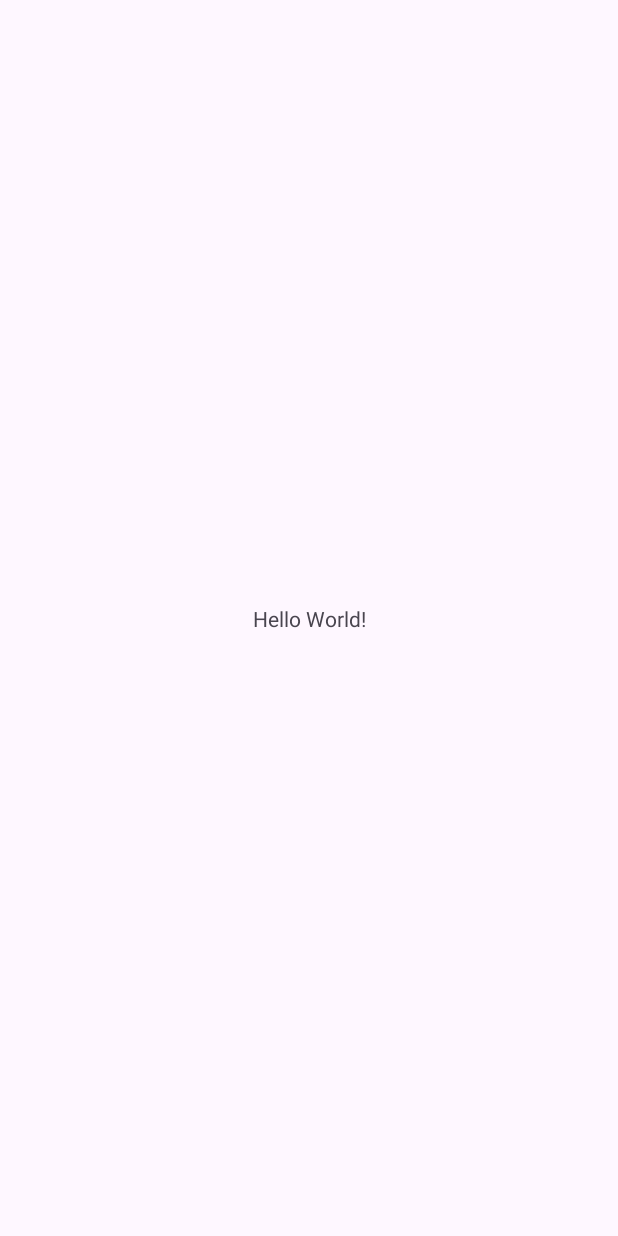
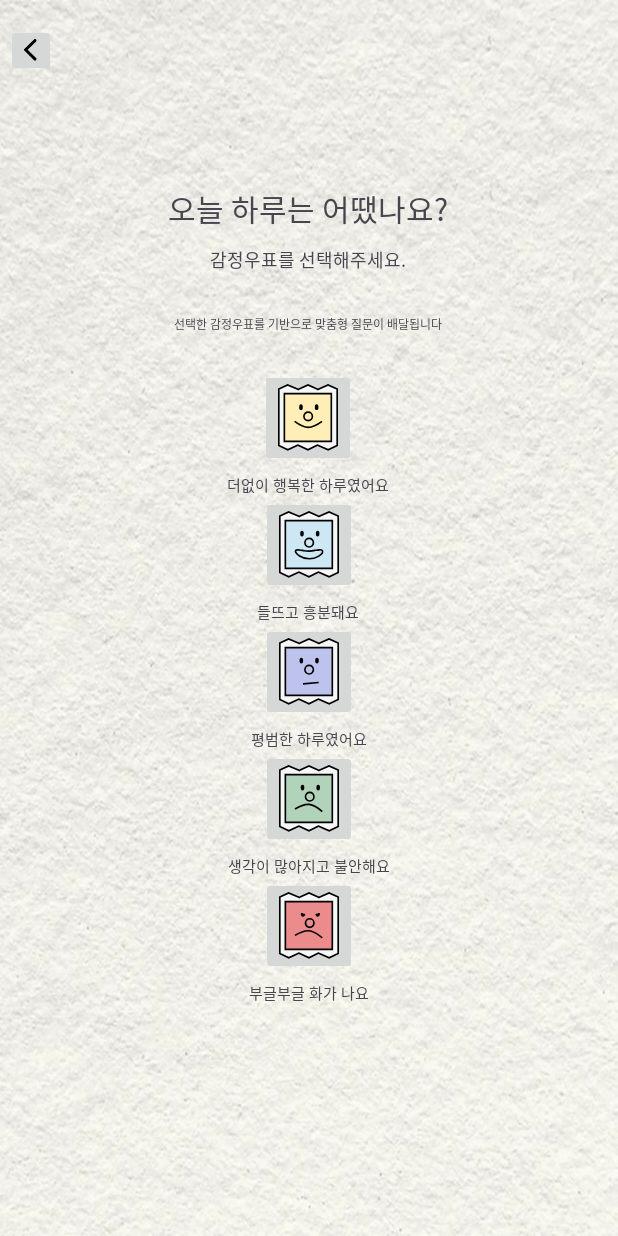
Before and after one commit to Santoragi/UMC8th-Study, an Android app: the screen it shows after launch (MainActivity), on a phone screen of 412 x 824 dp. Before the commit the screen is almost empty. Run offline under Robolectric (Android 15) with nearby library versions, the phone set to English and light mode, and no system bars.

Commit message:
[#1]Feat: 기본 화면 구성

```diff
--- /dev/null
+++ b/app/src/main/res/drawable/angrystamp.xml
@@ -0,0 +1,32 @@
+<vector xmlns:android="http://schemas.android.com/apk/res/android"
+    android:width="40dp"
+    android:height="45dp"
+    android:viewportWidth="40"
+    android:viewportHeight="45">
+  <path
+      android:pathData="M13.263,3.543L13.487,3.639L13.708,3.536L20.002,0.599L26.404,3.537L26.629,3.641L26.854,3.539L33.368,0.597L39.457,3.392V40.741L33.468,43.536L26.517,40.587L26.29,40.491L26.068,40.597L19.992,43.531L13.485,40.592L13.261,40.491L13.037,40.592L6.525,43.532L0.543,40.741V3.387L6.424,0.596L13.263,3.543Z"
+      android:strokeWidth="1.08696"
+      android:fillColor="#F6F6F6"
+      android:strokeColor="#000000"/>
+  <path
+      android:pathData="M4.239,6.413h31.304v31.522h-31.304z"
+      android:strokeWidth="1.08696"
+      android:fillColor="#EB8B8B"
+      android:strokeColor="#000000"/>
+  <path
+      android:pathData="M27.319,14.562C27.319,15.524 26.638,16.304 25.798,16.304C24.957,16.304 24.276,15.524 24.276,14.562C24.276,14.291 25.109,14.357 25.801,14.152C26.545,13.931 27.319,13.6 27.319,14.562Z"
+      android:fillColor="#000000"/>
+  <path
+      android:pathData="M14.493,14.562C14.493,15.524 15.175,16.304 16.015,16.304C16.855,16.304 17.537,15.524 17.537,14.562C17.537,14.291 16.704,14.357 16.012,14.152C15.267,13.931 14.493,13.6 14.493,14.562Z"
+      android:fillColor="#000000"/>
+  <path
+      android:pathData="M20.472,20.544m-2.826,0a2.826,2.826 0,1 1,5.652 0a2.826,2.826 0,1 1,-5.652 0"
+      android:strokeWidth="1.08696"
+      android:fillColor="#00000000"
+      android:strokeColor="#000000"/>
+  <path
+      android:pathData="M28.829,30.431C28.829,30.431 23.923,26.037 20.147,25.664C16.347,25.289 10.652,28.682 10.652,28.682"
+      android:strokeWidth="1.08696"
+      android:fillColor="#00000000"
+      android:strokeColor="#000000"/>
+</vector>
--- /dev/null
+++ b/app/src/main/res/drawable/anxiousstamp.xml
@@ -0,0 +1,32 @@
+<vector xmlns:android="http://schemas.android.com/apk/res/android"
+    android:width="40dp"
+    android:height="45dp"
+    android:viewportWidth="40"
+    android:viewportHeight="45">
+  <path
+      android:pathData="M13.263,3.543L13.487,3.639L13.708,3.536L20.002,0.599L26.404,3.537L26.629,3.641L26.854,3.539L33.368,0.597L39.457,3.392V40.741L33.468,43.536L26.517,40.587L26.29,40.491L26.068,40.597L19.992,43.531L13.485,40.592L13.261,40.491L13.037,40.592L6.525,43.532L0.543,40.741V3.387L6.424,0.596L13.263,3.543Z"
+      android:strokeWidth="1.08696"
+      android:fillColor="#F6F6F6"
+      android:strokeColor="#000000"/>
+  <path
+      android:pathData="M4.239,6.413h31.304v31.522h-31.304z"
+      android:strokeWidth="1.08696"
+      android:fillColor="#B1D3B9"
+      android:strokeColor="#000000"/>
+  <path
+      android:pathData="M14.493,14.891a1.196,1.848 0,1 0,2.391 0a1.196,1.848 0,1 0,-2.391 0z"
+      android:fillColor="#000000"/>
+  <path
+      android:pathData="M24.928,14.891a1.196,1.848 0,1 0,2.391 0a1.196,1.848 0,1 0,-2.391 0z"
+      android:fillColor="#000000"/>
+  <path
+      android:pathData="M20.472,20.978m-2.826,0a2.826,2.826 0,1 1,5.652 0a2.826,2.826 0,1 1,-5.652 0"
+      android:strokeWidth="1.08696"
+      android:fillColor="#00000000"
+      android:strokeColor="#000000"/>
+  <path
+      android:pathData="M28.829,30.865C28.829,30.865 23.923,26.472 20.147,26.099C16.347,25.723 10.652,29.117 10.652,29.117"
+      android:strokeWidth="1.08696"
+      android:fillColor="#00000000"
+      android:strokeColor="#000000"/>
+</vector>
--- /dev/null
+++ b/app/src/main/res/drawable/back_button.xml
@@ -0,0 +1,9 @@
+<vector xmlns:android="http://schemas.android.com/apk/res/android"
+    android:width="9dp"
+    android:height="15dp"
+    android:viewportWidth="9"
+    android:viewportHeight="15">
+  <path
+      android:pathData="M7.779,0.275C7.692,0.188 7.589,0.119 7.475,0.072C7.361,0.024 7.239,0 7.116,0C6.992,0 6.87,0.024 6.756,0.072C6.642,0.119 6.539,0.188 6.452,0.275L0.219,6.508C0.15,6.577 0.095,6.66 0.057,6.75C0.019,6.841 0,6.938 0,7.037C0,7.135 0.019,7.232 0.057,7.323C0.095,7.414 0.15,7.496 0.219,7.565L6.452,13.798C6.819,14.165 7.412,14.165 7.779,13.798C8.147,13.43 8.147,12.838 7.779,12.47L2.349,7.033L7.787,1.595C8.147,1.235 8.147,0.635 7.779,0.275Z"
+      android:fillColor="#000000"/>
+</vector>
--- /dev/null
+++ b/app/src/main/res/drawable/exitestamp.xml
@@ -0,0 +1,32 @@
+<vector xmlns:android="http://schemas.android.com/apk/res/android"
+    android:width="40dp"
+    android:height="45dp"
+    android:viewportWidth="40"
+    android:viewportHeight="45">
+  <path
+      android:pathData="M13.263,3.543L13.487,3.639L13.708,3.536L20.002,0.599L26.404,3.537L26.629,3.641L26.854,3.539L33.368,0.597L39.457,3.392V40.741L33.468,43.536L26.517,40.587L26.29,40.491L26.068,40.597L19.992,43.531L13.485,40.592L13.261,40.491L13.037,40.592L6.525,43.532L0.543,40.741V3.387L6.424,0.596L13.263,3.543Z"
+      android:strokeWidth="1.08696"
+      android:fillColor="#F6F6F6"
+      android:strokeColor="#000000"/>
+  <path
+      android:pathData="M4.239,6.413h31.304v31.522h-31.304z"
+      android:strokeWidth="1.08696"
+      android:fillColor="#CEE7F5"
+      android:strokeColor="#000000"/>
+  <path
+      android:pathData="M14.13,14.891a1.196,1.848 0,1 0,2.391 0a1.196,1.848 0,1 0,-2.391 0z"
+      android:fillColor="#000000"/>
+  <path
+      android:pathData="M24.565,14.891a1.196,1.848 0,1 0,2.391 0a1.196,1.848 0,1 0,-2.391 0z"
+      android:fillColor="#000000"/>
+  <path
+      android:pathData="M20.109,20.978m-2.826,0a2.826,2.826 0,1 1,5.652 0a2.826,2.826 0,1 1,-5.652 0"
+      android:strokeWidth="1.08696"
+      android:fillColor="#00000000"
+      android:strokeColor="#000000"/>
+  <path
+      android:pathData="M29.06,27.065C29.06,27.339 28.89,27.768 28.44,28.296C28.003,28.809 27.355,29.354 26.535,29.853C24.895,30.852 22.63,31.63 20.159,31.63C17.696,31.63 15.4,30.799 13.709,29.743C12.864,29.215 12.184,28.641 11.716,28.103C11.246,27.562 11.043,27.121 11.017,26.838C11.031,26.503 11.107,26.29 11.198,26.15C11.29,26.012 11.423,25.906 11.624,25.828C12.064,25.659 12.747,25.655 13.682,25.77C14.244,25.84 14.838,25.943 15.472,26.052C15.887,26.124 16.318,26.199 16.768,26.269C17.878,26.442 19.057,26.578 20.187,26.521C21.508,26.454 22.768,26.273 23.899,26.096C24.073,26.069 24.244,26.042 24.411,26.015C25.34,25.868 26.156,25.739 26.857,25.689C27.703,25.63 28.251,25.7 28.58,25.892C28.842,26.045 29.06,26.337 29.06,27.065Z"
+      android:strokeWidth="1.08696"
+      android:fillColor="#00000000"
+      android:strokeColor="#000000"/>
+</vector>
--- /dev/null
+++ b/app/src/main/res/drawable/happystamp.xml
@@ -0,0 +1,32 @@
+<vector xmlns:android="http://schemas.android.com/apk/res/android"
+    android:width="40dp"
+    android:height="45dp"
+    android:viewportWidth="40"
+    android:viewportHeight="45">
+  <path
+      android:pathData="M13.263,3.543L13.487,3.639L13.708,3.536L20.002,0.599L26.404,3.537L26.629,3.641L26.854,3.539L33.368,0.597L39.457,3.392V40.741L33.468,43.536L26.517,40.587L26.29,40.491L26.068,40.597L19.992,43.531L13.485,40.592L13.261,40.491L13.037,40.592L6.525,43.532L0.543,40.741V3.387L6.424,0.596L13.263,3.543Z"
+      android:strokeWidth="1.08696"
+      android:fillColor="#F6F6F6"
+      android:strokeColor="#000000"/>
+  <path
+      android:pathData="M4.239,6.413h31.304v31.522h-31.304z"
+      android:strokeWidth="1.08696"
+      android:fillColor="#FFEFB6"
+      android:strokeColor="#000000"/>
+  <path
+      android:pathData="M14.131,15.326a1.196,1.848 0,1 0,2.391 0a1.196,1.848 0,1 0,-2.391 0z"
+      android:fillColor="#000000"/>
+  <path
+      android:pathData="M24.565,15.326a1.196,1.848 0,1 0,2.391 0a1.196,1.848 0,1 0,-2.391 0z"
+      android:fillColor="#000000"/>
+  <path
+      android:pathData="M20.109,21.413m-2.826,0a2.826,2.826 0,1 1,5.652 0a2.826,2.826 0,1 1,-5.652 0"
+      android:strokeWidth="1.08696"
+      android:fillColor="#00000000"
+      android:strokeColor="#000000"/>
+  <path
+      android:pathData="M11.087,24.783C11.087,24.783 16.391,28.686 20.186,28.696C24.004,28.706 29.348,24.783 29.348,24.783"
+      android:strokeWidth="1.08696"
+      android:fillColor="#00000000"
+      android:strokeColor="#000000"/>
+</vector>
--- /dev/null
+++ b/app/src/main/res/drawable/normalstamp.xml
@@ -0,0 +1,32 @@
+<vector xmlns:android="http://schemas.android.com/apk/res/android"
+    android:width="40dp"
+    android:height="45dp"
+    android:viewportWidth="40"
+    android:viewportHeight="45">
+  <path
+      android:pathData="M13.263,3.543L13.487,3.639L13.708,3.536L20.002,0.599L26.404,3.537L26.629,3.641L26.854,3.539L33.368,0.597L39.457,3.392V40.741L33.468,43.536L26.517,40.587L26.29,40.491L26.068,40.597L19.992,43.531L13.485,40.592L13.261,40.491L13.037,40.592L6.525,43.532L0.543,40.741V3.387L6.424,0.596L13.263,3.543Z"
+      android:strokeWidth="1.08696"
+      android:fillColor="#F6F6F6"
+      android:strokeColor="#000000"/>
+  <path
+      android:pathData="M4.239,6.413h31.304v31.522h-31.304z"
+      android:strokeWidth="1.08696"
+      android:fillColor="#BEC3ED"
+      android:strokeColor="#000000"/>
+  <path
+      android:pathData="M13.696,14.891a1.196,1.848 0,1 0,2.391 0a1.196,1.848 0,1 0,-2.391 0z"
+      android:fillColor="#000000"/>
+  <path
+      android:pathData="M24.13,14.891a1.196,1.848 0,1 0,2.391 0a1.196,1.848 0,1 0,-2.391 0z"
+      android:fillColor="#000000"/>
+  <path
+      android:pathData="M20.109,20.978m-2.826,0a2.826,2.826 0,1 1,5.652 0a2.826,2.826 0,1 1,-5.652 0"
+      android:strokeWidth="1.08696"
+      android:fillColor="#00000000"
+      android:strokeColor="#000000"/>
+  <path
+      android:pathData="M16.042,30.328L26.477,29.458"
+      android:strokeWidth="1.08696"
+      android:fillColor="#00000000"
+      android:strokeColor="#000000"/>
+</vector>
--- a/app/src/main/res/layout/activity_main.xml
+++ b/app/src/main/res/layout/activity_main.xml
@@ -5,15 +5,159 @@
     android:id="@+id/main"
     android:layout_width="match_parent"
     android:layout_height="match_parent"
+    android:background="@drawable/paper_texture"
     tools:context=".MainActivity">
 
     <TextView
+        android:id="@+id/title"
         android:layout_width="wrap_content"
         android:layout_height="wrap_content"
-        android:text="Hello World!"
+        android:text="오늘 하루는 어땠나요?"
+        android:textSize="20dp"
         app:layout_constraintBottom_toBottomOf="parent"
         app:layout_constraintEnd_toEndOf="parent"
+        app:layout_constraintHorizontal_bias="0.498"
         app:layout_constraintStart_toStartOf="parent"
-        app:layout_constraintTop_toTopOf="parent" />
+        app:layout_constraintTop_toTopOf="parent"
+        app:layout_constraintVertical_bias="0.156" />
+
+    <TextView
+        android:id="@+id/description"
+        android:layout_width="wrap_content"
+        android:layout_height="wrap_content"
+        android:textSize="12dp"
+        android:layout_marginTop="10dp"
+        android:text="감정우표를 선택해주세요."
+        app:layout_constraintEnd_toEndOf="parent"
+        app:layout_constraintHorizontal_bias="0.498"
+        app:layout_constraintStart_toStartOf="parent"
+        app:layout_constraintTop_toBottomOf="@+id/title" />
+
+    <TextView
+        android:id="@+id/sub_description"
+        android:layout_width="wrap_content"
+        android:layout_height="wrap_content"
+        android:textSize="8dp"
+        android:layout_marginTop="28dp"
+        android:text="선택한 감정우표를 기반으로 맞춤형 질문이 배달됩니다"
+        app:layout_constraintEnd_toEndOf="parent"
+        app:layout_constraintHorizontal_bias="0.498"
+        app:layout_constraintStart_toStartOf="parent"
+        app:layout_constraintTop_toBottomOf="@+id/description" />
+
+    <ImageButton
+        android:id="@+id/happy_stamp"
+        android:layout_width="wrap_content"
+        android:layout_height="wrap_content"
+        android:layout_marginTop="24dp"
+        app:layout_constraintEnd_toEndOf="parent"
+        app:layout_constraintHorizontal_bias="0.498"
+        app:layout_constraintStart_toStartOf="parent"
+        app:layout_constraintTop_toBottomOf="@+id/sub_description"
+        app:srcCompat="@drawable/happystamp" />
+
+    <TextView
+        android:id="@+id/happy_textview"
+        android:layout_width="wrap_content"
+        android:layout_height="wrap_content"
+        android:textSize="10dp"
+        android:layout_marginTop="4dp"
+        android:text="더없이 행복한 하루였어요"
+        app:layout_constraintEnd_toEndOf="parent"
+        app:layout_constraintHorizontal_bias="0.498"
+        app:layout_constraintStart_toStartOf="parent"
+        app:layout_constraintTop_toBottomOf="@+id/happy_stamp" />
+
+    <ImageButton
+        android:id="@+id/exite_stamp"
+        android:layout_width="wrap_content"
+        android:layout_height="wrap_content"
+        app:layout_constraintEnd_toEndOf="parent"
+        app:layout_constraintStart_toStartOf="parent"
+        app:layout_constraintTop_toBottomOf="@+id/happy_textview"
+        app:srcCompat="@drawable/exitestamp" />
+
+    <TextView
+        android:id="@+id/exite_textview"
+        android:layout_width="wrap_content"
+        android:layout_height="wrap_content"
+        android:textSize="10dp"
+        android:layout_marginTop="4dp"
+        android:text="들뜨고 흥분돼요"
+        app:layout_constraintEnd_toEndOf="parent"
+        app:layout_constraintHorizontal_bias="0.498"
+        app:layout_constraintStart_toStartOf="parent"
+        app:layout_constraintTop_toBottomOf="@+id/exite_stamp" />
+
+    <ImageButton
+        android:id="@+id/normal_stamp"
+        android:layout_width="wrap_content"
+        android:layout_height="wrap_content"
+        app:layout_constraintEnd_toEndOf="parent"
+        app:layout_constraintStart_toStartOf="parent"
+        app:layout_constraintTop_toBottomOf="@+id/exite_textview"
+        app:srcCompat="@drawable/normalstamp" />
+
+    <TextView
+        android:id="@+id/normal_textview"
+        android:layout_width="wrap_content"
+        android:layout_height="wrap_content"
+        android:textSize="10dp"
+        android:layout_marginTop="4dp"
+        android:text="평범한 하루였어요"
+        app:layout_constraintEnd_toEndOf="parent"
+        app:layout_constraintStart_toStartOf="parent"
+        app:layout_constraintTop_toBottomOf="@+id/normal_stamp" />
+
+    <ImageButton
+        android:id="@+id/anxious_stamp"
+        android:layout_width="wrap_content"
+        android:layout_height="wrap_content"
+        app:layout_constraintEnd_toEndOf="parent"
+        app:layout_constraintStart_toStartOf="parent"
+        app:layout_constraintTop_toBottomOf="@+id/normal_textview"
+        app:srcCompat="@drawable/anxiousstamp" />
+
+    <TextView
+        android:id="@+id/anxious_textview"
+        android:layout_width="wrap_content"
+        android:layout_height="wrap_content"
+        android:textSize="10dp"
+        android:layout_marginTop="4dp"
+        android:text="생각이 많아지고 불안해요"
+        app:layout_constraintEnd_toEndOf="parent"
+        app:layout_constraintStart_toStartOf="parent"
+        app:layout_constraintTop_toBottomOf="@+id/anxious_stamp" />
+
+    <ImageButton
+        android:id="@+id/angry_stamp"
+        android:layout_width="wrap_content"
+        android:layout_height="wrap_content"
+        app:layout_constraintEnd_toEndOf="parent"
+        app:layout_constraintStart_toStartOf="parent"
+        app:layout_constraintTop_toBottomOf="@+id/anxious_textview"
+        app:srcCompat="@drawable/angrystamp" />
+
+    <TextView
+        android:id="@+id/angry_textview"
+        android:layout_width="wrap_content"
+        android:layout_height="wrap_content"
+        android:textSize="10dp"
+        android:layout_marginTop="4dp"
+        android:text="부글부글 화가 나요"
+        app:layout_constraintEnd_toEndOf="parent"
+        app:layout_constraintStart_toStartOf="parent"
+        app:layout_constraintTop_toBottomOf="@+id/angry_stamp" />
+
+    <ImageButton
+        android:id="@+id/back_button"
+        android:layout_width="wrap_content"
+        android:layout_height="wrap_content"
+        android:layout_marginStart="4dp"
+        android:layout_marginTop="16dp"
+        app:layout_constraintStart_toStartOf="parent"
+        app:layout_constraintTop_toTopOf="parent"
+        app:srcCompat="@drawable/back_button" />
+
 
 </androidx.constraintlayout.widget.ConstraintLayout>
```
Also changed, not shown: app/src/main/res/drawable/paper_texture.png (added).
